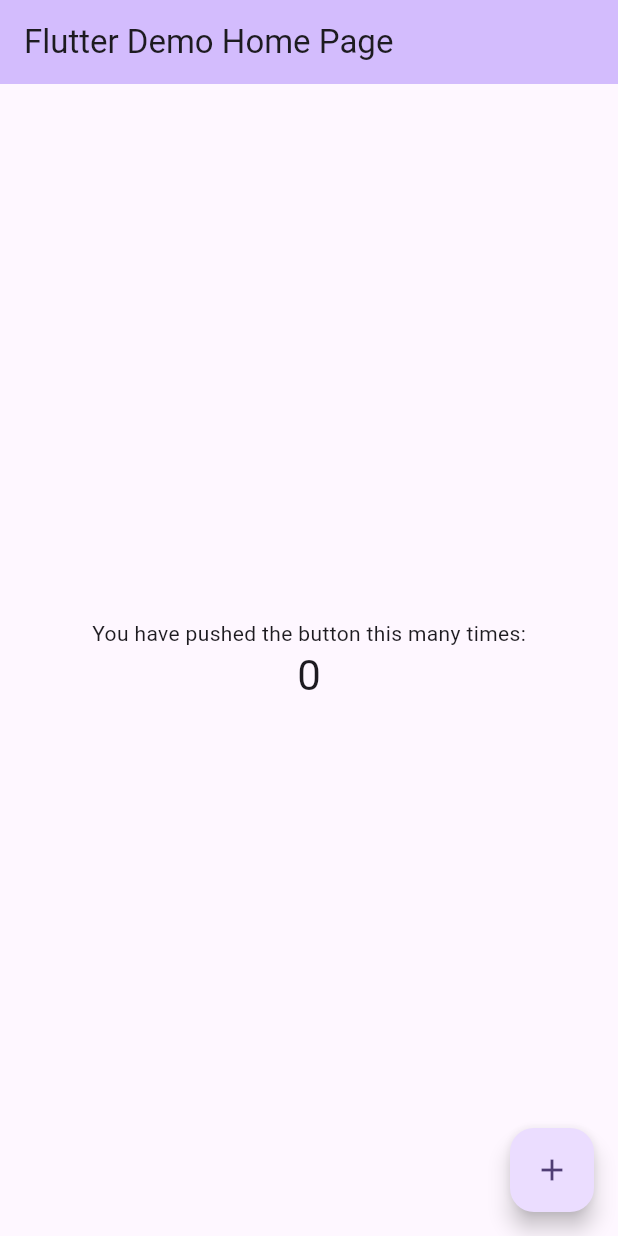
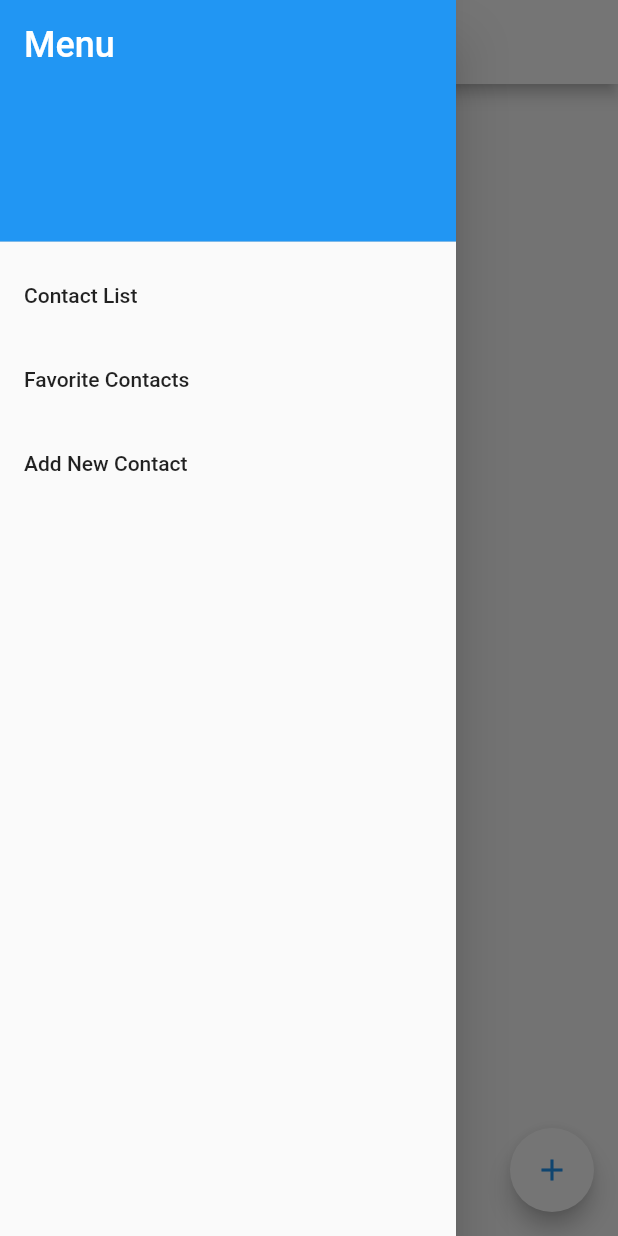
Before and after one commit to biancaciobanu/Flutter_Assignment, a Flutter app: the screen it shows after launch, with the side drawer open (before the commit the screen has no drawer), on a phone screen of 412 x 824 dp. Run offline on Flutter 3.47's test engine with Material 2 defaults, Android fonts, the phone set to English and light mode, and no system bars; our stand-ins replace bloc, equatable, flutter_bloc, image_picker, sqflite; accounts and stored records are empty.

Commit message:
added assignments

```diff
--- /dev/null
+++ b/flutter_assignment_2/lib/application/blocs/contact_bloc.dart
@@ -0,0 +1,25 @@
+import 'package:bloc/bloc.dart';
+import 'package:flutter_assignment_2/application/blocs/contact_event.dart';
+import 'package:flutter_assignment_2/application/blocs/contact_state.dart';
+import 'package:flutter_assignment_2/domain/repositories/contact_repository.dart';
+
+class ContactBloc extends Bloc<ContactEvent, ContactState> {
+  final ContactRepository contactRepository;
+
+  ContactBloc(this.contactRepository) : super(ContactLoadingState());
+
+  Stream<ContactState> mapEventToState(ContactEvent event) async* {
+    if (event is LoadContactsEvent) {
+      yield ContactLoadingState();
+      try {
+        final contacts = await contactRepository.getContacts();
+        yield ContactLoadedState(contacts);
+      } catch (e) {
+        yield ContactErrorState('Failed to load contacts: $e');
+      }
+    } else if (event is AddContactEvent) {
+    } else if (event is UpdateContactEvent) {
+    } else if (event is DeleteContactEvent) {
+    } else if (event is ToggleFavoriteEvent) {}
+  }
+}
--- /dev/null
+++ b/flutter_assignment_2/lib/application/blocs/contact_event.dart
@@ -0,0 +1,45 @@
+import 'package:flutter_assignment_2/domain/entities/contact.dart';
+import 'package:equatable/equatable.dart';
+
+abstract class ContactEvent extends Equatable {
+  @override
+  List<Object?> get props => [];
+}
+
+class LoadContactsEvent extends ContactEvent {}
+
+class AddContactEvent extends ContactEvent {
+  final Contact contact;
+
+  AddContactEvent(this.contact);
+
+  @override
+  List<Object?> get props => [contact];
+}
+
+class UpdateContactEvent extends ContactEvent {
+  final Contact contact;
+
+  UpdateContactEvent(this.contact);
+
+  @override
+  List<Object?> get props => [contact];
+}
+
+class DeleteContactEvent extends ContactEvent {
+  final String contactId;
+
+  DeleteContactEvent(this.contactId);
+
+  @override
+  List<Object?> get props => [contactId];
+}
+
+class ToggleFavoriteEvent extends ContactEvent {
+  final String contactId;
+
+  ToggleFavoriteEvent(this.contactId);
+
+  @override
+  List<Object?> get props => [contactId];
+}
--- /dev/null
+++ b/flutter_assignment_2/lib/application/blocs/contact_state.dart
@@ -0,0 +1,27 @@
+import 'package:flutter_assignment_2/domain/entities/contact.dart';
+import 'package:equatable/equatable.dart';
+
+abstract class ContactState extends Equatable {
+  @override
+  List<Object?> get props => [];
+}
+
+class ContactLoadingState extends ContactState {}
+
+class ContactLoadedState extends ContactState {
+  final List<Contact> contacts;
+
+  ContactLoadedState(this.contacts);
+
+  @override
+  List<Object?> get props => [contacts];
+}
+
+class ContactErrorState extends ContactState {
+  final String message;
+
+  ContactErrorState(this.message);
+
+  @override
+  List<Object?> get props => [message];
+}
--- /dev/null
+++ b/flutter_assignment_2/lib/application/screens/contact_list_screen.dart
@@ -0,0 +1,87 @@
+import 'package:flutter/material.dart';
+import 'package:flutter_assignment_2/application/screens/create_contact_screen.dart';
+import 'package:flutter_assignment_2/application/screens/favorite_contact_list_screen.dart';
+
+class ContactListScreen extends StatefulWidget {
+  const ContactListScreen({super.key});
+
+  @override
+  State<ContactListScreen> createState() => _ContactListScreenState();
+}
+
+class _ContactListScreenState extends State<ContactListScreen> {
+  @override
+  Widget build(BuildContext context) {
+    return Scaffold(
+      appBar: AppBar(
+        backgroundColor: Colors.white,
+        title: const Text(
+          'Contact List',
+          style: TextStyle(color: Colors.black),
+        ),
+        iconTheme: const IconThemeData(color: Colors.black),
+      ),
+      drawer: Drawer(
+        child: ListView(
+          padding: EdgeInsets.zero,
+          children: <Widget>[
+            const DrawerHeader(
+              decoration: BoxDecoration(
+                color: Colors.blue,
+              ),
+              child: Text(
+                'Menu',
+                style: TextStyle(
+                  color: Colors.white,
+                  fontSize: 24,
+                ),
+              ),
+            ),
+            ListTile(
+              title: const Text('Contact List'),
+              onTap: () {
+                Navigator.pop(context);
+              },
+            ),
+            ListTile(
+              title: const Text('Favorite Contacts'),
+              onTap: () {
+                Navigator.pop(context);
+                Navigator.push(
+                  context,
+                  MaterialPageRoute(builder: (context) => const FavoriteContactListScreen()),
+                );
+              },
+            ),
+            ListTile(
+              title: const Text('Add New Contact'),
+              onTap: () {
+                Navigator.pop(context);
+                Navigator.push(
+                  context,
+                  MaterialPageRoute(builder: (context) => const CreateContactScreen()),
+                );
+              },
+            ),
+          ],
+        ),
+      ),
+      body: const Center(
+        child: Text('Contact List'),
+      ),
+      floatingActionButton: FloatingActionButton(
+        backgroundColor: Colors.white,
+        onPressed: () {
+          Navigator.push(
+            context,
+            MaterialPageRoute(builder: (context) => const CreateContactScreen()),
+          );
+        },
+        child: const Icon(
+          Icons.add,
+          color: Colors.blue,
+        ),
+      ),
+    );
+  }
+}
--- /dev/null
+++ b/flutter_assignment_2/lib/data/contact_data.dart
@@ -0,0 +1,68 @@
+import 'package:sqflite/sqflite.dart';
+import 'package:path/path.dart';
+
+import '../../domain/entities/contact.dart';
+
+class ContactData {
+  static const String _tableName = 'contacts';
+  static const String _columnId = 'id';
+  static const String _columnName = 'name';
+  static const String _columnMobilePhoneNumber = 'mobilePhoneNumber';
+  static const String _columnLandlineNumber = 'landlineNumber';
+  static const String _columnIsFavorite = 'isFavorite';
+
+  Future<Database> _initializeDatabase() async {
+    final String path = await getDatabasesPath();
+    return openDatabase(
+      join(path, 'contacts.db'),
+      onCreate: (db, version) {
+        return db.execute('''
+          CREATE TABLE $_tableName (
+            $_columnId INTEGER PRIMARY KEY AUTOINCREMENT,
+            $_columnName TEXT,
+            $_columnMobilePhoneNumber TEXT,
+            $_columnLandlineNumber TEXT,
+            $_columnIsFavorite INTEGER
+          )
+        ''');
+      },
+      version: 1,
+    );
+  }
+
+  Future<void> addContact(Contact contact) async {
+    final Database db = await _initializeDatabase();
+    await db.insert(
+      _tableName,
+      contact.toMap(),
+      conflictAlgorithm: ConflictAlgorithm.replace,
+    );
+  }
+
+  Future<List<Contact>> getContacts() async {
+    final Database db = await _initializeDatabase();
+    final List<Map<String, dynamic>> maps = await db.query(_tableName);
+    return List.generate(maps.length, (index) {
+      return Contact.fromMap(maps[index]);
+    });
+  }
+
+  Future<void> updateContact(Contact contact) async {
+    final Database db = await _initializeDatabase();
+    await db.update(
+      _tableName,
+      contact.toMap(),
+      where: '$_columnId = ?',
+      whereArgs: [contact.id],
+    );
+  }
+
+  Future<void> deleteContact(int id) async {
+    final Database db = await _initializeDatabase();
+    await db.delete(
+      _tableName,
+      where: '$_columnId = ?',
+      whereArgs: [id],
+    );
+  }
+}
--- /dev/null
+++ b/flutter_assignment_2/lib/data/database_helper.dart
@@ -0,0 +1,70 @@
+import 'package:flutter_assignment_2/domain/entities/contact.dart';
+import 'package:sqflite/sqflite.dart';
+import 'package:path/path.dart';
+
+class DatabaseHelper {
+  static final DatabaseHelper instance = DatabaseHelper._init();
+  static Database? _database;
+
+  DatabaseHelper._init();
+
+  Future<Database> get database async {
+    if (_database != null) return _database!;
+
+    _database = await _initDB('contacts.db');
+    return _database!;
+  }
+
+  Future<Database> _initDB(String filePath) async {
+    final dbPath = await getDatabasesPath();
+    final path = join(dbPath, filePath);
+
+    return await openDatabase(
+      path,
+      version: 1,
+      onCreate: _createDB,
+    );
+  }
+
+  Future<void> _createDB(Database db, int version) async {
+    await db.execute('''
+      CREATE TABLE contacts (
+        id INTEGER PRIMARY KEY AUTOINCREMENT,
+        name TEXT,
+        mobilePhoneNumber TEXT,
+        landlineNumber TEXT,
+        isFavorite INTEGER
+      )
+    ''');
+  }
+
+  Future<int> insertContact(Contact contact) async {
+    final db = await instance.database;
+    return await db.insert('contacts', contact.toMap());
+  }
+
+  Future<int> updateContact(Contact contact) async {
+    final db = await instance.database;
+    return await db.update(
+      'contacts',
+      contact.toMap(),
+      where: 'id = ?',
+      whereArgs: [contact.id],
+    );
+  }
+
+  Future<int> deleteContact(int id) async {
+    final db = await instance.database;
+    return await db.delete(
+      'contacts',
+      where: 'id = ?',
+      whereArgs: [id],
+    );
+  }
+
+  Future<List<Contact>> getContacts() async {
+    final db = await instance.database;
+    final contacts = await db.query('contacts');
+    return contacts.map((contact) => Contact.fromMap(contact)).toList();
+  }
+}
--- /dev/null
+++ b/flutter_assignment_2/lib/domain/entities/contact.dart
@@ -0,0 +1,35 @@
+class Contact {
+  final int? id;
+  final String name;
+  final String mobilePhoneNumber;
+  final String landlineNumber;
+  final bool isFavorite;
+
+  Contact({
+    this.id,
+    required this.name,
+    required this.mobilePhoneNumber,
+    required this.landlineNumber,
+    this.isFavorite = false,
+  });
+
+  Map<String, dynamic> toMap() {
+    return {
+      'id': id,
+      'name': name,
+      'mobilePhoneNumber': mobilePhoneNumber,
+      'landlineNumber': landlineNumber,
+      'isFavorite': isFavorite ? 1 : 0,
+    };
+  }
+
+  factory Contact.fromMap(Map<String, dynamic> map) {
+    return Contact(
+      id: map['id'],
+      name: map['name'],
+      mobilePhoneNumber: map['mobilePhoneNumber'],
+      landlineNumber: map['landlineNumber'],
+      isFavorite: map['isFavorite'] == 1,
+    );
+  }
+}
--- /dev/null
+++ b/flutter_assignment_2/lib/domain/repositories/contact_repository.dart
@@ -0,0 +1,9 @@
+import 'package:flutter_assignment_2/domain/entities/contact.dart';
+
+abstract class ContactRepository {
+  Future<List<Contact>> getContacts();
+  Future<void> addContact(Contact contact);
+  Future<void> updateContact(Contact contact);
+  Future<void> deleteContact(String contactId);
+  Future<Contact> getContactById(String id);
+}
--- a/flutter_assignment_2/lib/main.dart
+++ b/flutter_assignment_2/lib/main.dart
@@ -1,74 +1,42 @@
 import 'package:flutter/material.dart';
+import 'package:flutter_bloc/flutter_bloc.dart';
 
+import 'application/blocs/contact_bloc.dart';
+import 'application/screens/contact_list_screen.dart';
+import 'data/contact_data.dart';
+import 'data/contact_repository_impl.dart';
+import 'domain/repositories/contact_repository.dart';
 void main() {
-  runApp(const MyApp());
+  final ContactRepository contactRepository = ContactRepositoryImpl(ContactData());
+  final ContactBloc contactBloc = ContactBloc(contactRepository);
+
+  runApp(MyApp(
+    contactRepository: contactRepository,
+    contactBloc: contactBloc,
+  ));
 }
 
 class MyApp extends StatelessWidget {
-  const MyApp({super.key});
+  final ContactRepository contactRepository;
+  final ContactBloc contactBloc;
 
-  // This widget is the root of your application.
+  const MyApp({
+    Key? key,
+    required this.contactRepository,
+    required this.contactBloc,
+  }) : super(key: key);
+
   @override
   Widget build(BuildContext context) {
     return MaterialApp(
       title: 'Flutter Demo',
+      debugShowCheckedModeBanner: false,
       theme: ThemeData(
-        colorScheme: ColorScheme.fromSeed(seedColor: Colors.deepPurple),
-        useMaterial3: true,
+        primarySwatch: Colors.blue,
       ),
-      home: const MyHomePage(title: 'Flutter Demo Home Page'),
-    );
-  }
-}
-
-class MyHomePage extends StatefulWidget {
-  const MyHomePage({super.key, required this.title});
-
-  final String title;
-
-  @override
-  State<MyHomePage> createState() => _MyHomePageState();
-}
-
-class _MyHomePageState extends State<MyHomePage> {
-  int _counter = 0;
-
-  void _incrementCounter() {
-    setState(() {
-      // This call to setState tells the Flutter framework that something has
-      // changed in this State, which causes it to rerun the build method below
-      // so that the display can reflect the updated values. If we changed
-      // _counter without calling setState(), then the build method would not be
-      // called again, and so nothing would appear to happen.
-      _counter++;
-    });
-  }
-
-  @override
-  Widget build(BuildContext context) {
-    return Scaffold(
-      appBar: AppBar(
-        backgroundColor: Theme.of(context).colorScheme.inversePrimary,
-        title: Text(widget.title),
-      ),
-      body: Center(
-        child: Column(
-          mainAxisAlignment: MainAxisAlignment.center,
-          children: <Widget>[
-            const Text(
-              'You have pushed the button this many times:',
-            ),
-            Text(
-              '$_counter',
-              style: Theme.of(context).textTheme.headlineMedium,
-            ),
-          ],
-        ),
-      ),
-      floatingActionButton: FloatingActionButton(
-        onPressed: _incrementCounter,
-        tooltip: 'Increment',
-        child: const Icon(Icons.add),
+      home: BlocProvider<ContactBloc>(
+        create: (context) => contactBloc,
+        child: const ContactListScreen(),
       ),
     );
   }
--- /dev/null
+++ b/flutter_assignment_2/lib/presentation/screens/contact_list_screen.dart
@@ -0,0 +1 @@
+// TODO Implement this library.
```
Also changed, not shown: flutter_assignment_2/lib/application/screens/create_contact_screen.dart (added, +189 -0 lines), flutter_assignment_2/lib/application/screens/favorite_contact_list_screen.dart (added, +19 -0 lines), flutter_assignment_2/lib/application/screens/update_contact_screen.dart (added, +26 -0 lines), flutter_assignment_2/lib/data/contact_repository_impl.dart (added, +37 -0 lines), flutter_assignment_2/pubspec.yaml (+7 -0 lines), flutter_assignment_2/pubspec.lock, 15 other files.
